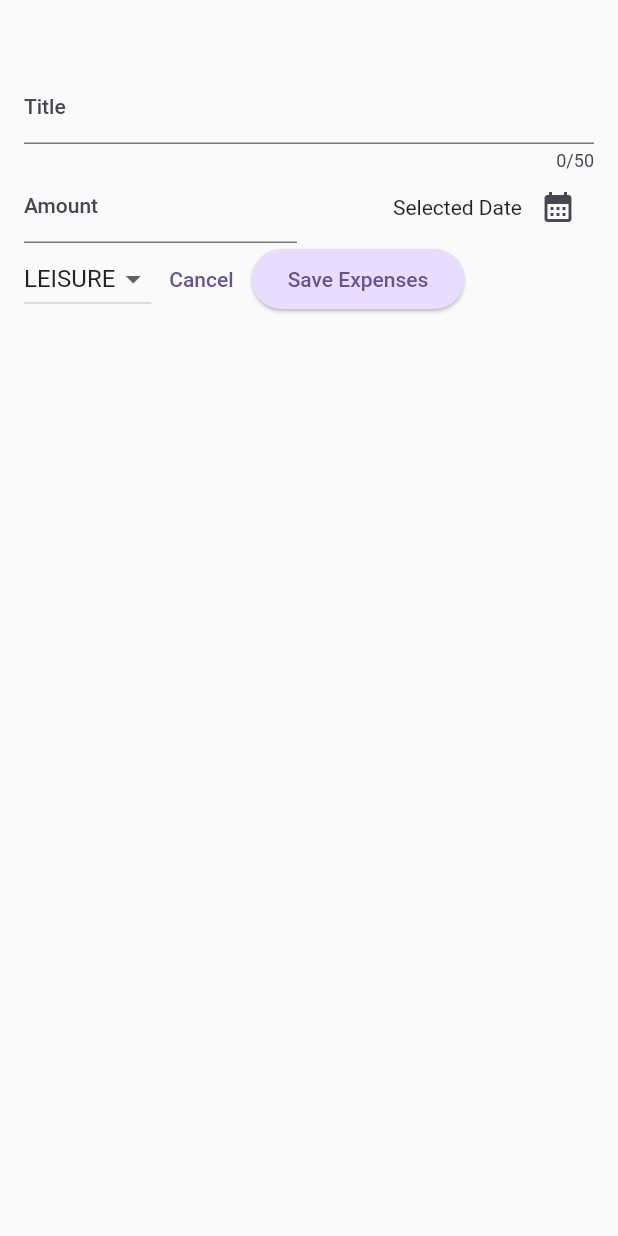
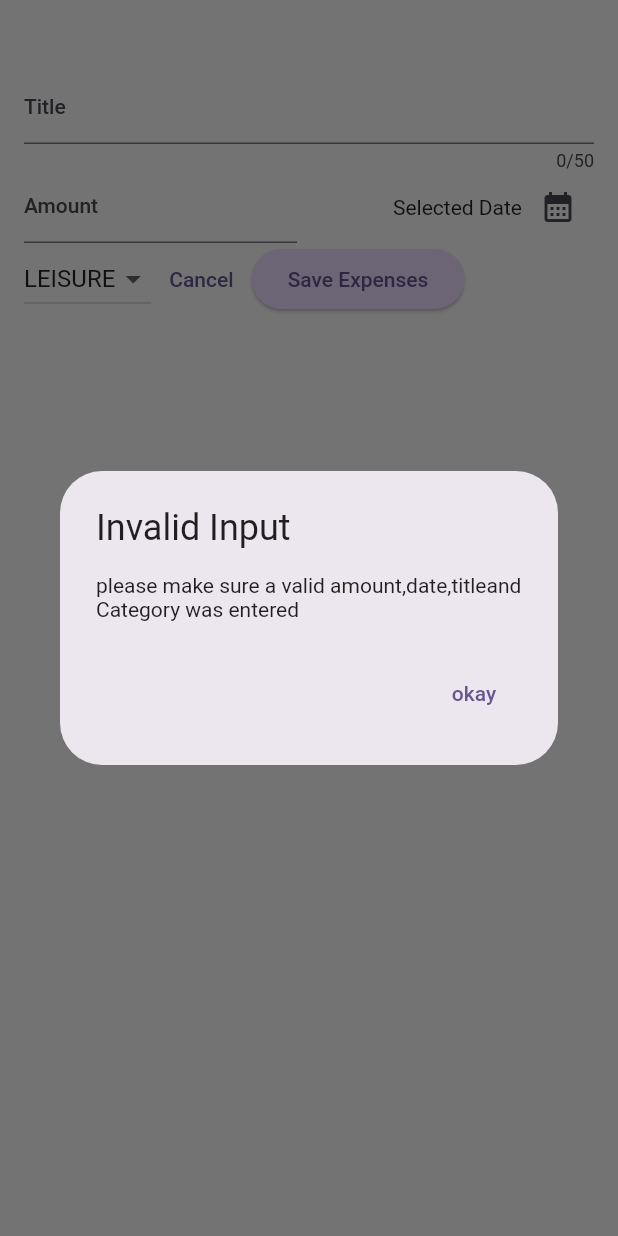
Before and after one commit to aman6750/myFlutterProjects, a Flutter app: the NewExpense widget shown alone on an empty page, opened directly with empty values, after a tap on "Save Expenses", on a phone screen of 412 x 824 dp. Run offline on Flutter 3.47's test engine with Material 2 defaults, Android fonts, the phone set to English and light mode, and no system bars; our stand-ins replace google_fonts.

Commit message:
expense completed

```diff
--- a/expense_tracker/lib/models/expense.dart
+++ b/expense_tracker/lib/models/expense.dart
@@ -35,26 +35,22 @@ class Expense {
 }
 
 class ExpenseBucket {
-  const ExpenseBucket({required this.category, required this.expenses});
+  const ExpenseBucket({required this.category, required this.expenses,});
 
-  ExpenseBucket.forCategory(List<Expenses> all Expenses, )
+  ExpenseBucket.forCategory(List<Expense> allExpenses, this.category)
+   : expenses = allExpenses
+       .where((expense) => expense.category == category)
+       .toList();
 
   final Category category;
   final List<Expense> expenses;
 
-
-
-
-  double get totalExpenses(){
-
+  double get totalExpenses{
     double sum = 0;
-
     for(final expense in expenses){
       sum+= expense.amount;
     }
-
     return sum;
-
   }
 
 }
--- a/expense_tracker/lib/widgets/new_expense.dart
+++ b/expense_tracker/lib/widgets/new_expense.dart
@@ -1,5 +1,6 @@
 import 'package:flutter/material.dart';
 import 'package:expense_tracker/models/expense.dart';
+import 'package:expense_tracker/widgets/expenses.dart';
 
 class NewExpense extends StatefulWidget {
   const NewExpense({super.key, required this.onAddExpense});
@@ -58,11 +59,12 @@ class _NewExpenseState extends State<NewExpense> {
     }
 
     widget.onAddExpense(
-      Expense(
+      Expenses.add(Expense(
         title: _titleController.text,
         amount: enteredAmount,
         date: _selectedDate!,
         category: _selectedCategory,
+      ),
       ),
     );
   }
@@ -76,8 +78,12 @@ class _NewExpenseState extends State<NewExpense> {
 
   @override
   Widget build(BuildContext context) {
-    return Padding(
-      padding: const EdgeInsets.fromLTRB(16, 48, 16, 16),
+    final keyboardSpace = MediaQuery.of(context).viewInsets.bottom;
+    return SizedBox(
+      height: double.infinity,
+      child: SingleChildScrollView(
+        child: Padding(
+          padding: EdgeInsets.fromLTRB(16, 48, 16, keyboardSpace + 16),
           child: Column(
             children: [
               TextField(
@@ -151,8 +157,9 @@ class _NewExpenseState extends State<NewExpense> {
                   ),
                   ElevatedButton(
                     onPressed: () {
-                  print(_titleController.text);
-                  print(_amountController.text);
+                      // print(_titleController.text);
+                      // print(_amountController.text);
+                      _submitExpenseData();
                     },
                     child: const Text('Save Expenses'),
                   ),
@@ -160,6 +167,8 @@ class _NewExpenseState extends State<NewExpense> {
               ),
             ],
           ),
+        ),
+      ),
     );
   }
 }
```
Also changed, not shown: expense_tracker/lib/main.dart (+6 -2 lines), expense_tracker/lib/widgets/expenses.dart (+21 -7 lines), expense_tracker/lib/widgets/chart/chart.dart (added), expense_tracker/lib/widgets/chart/chart_bar.dart (added). Lines whose indentation alone changed are shown as unchanged.
